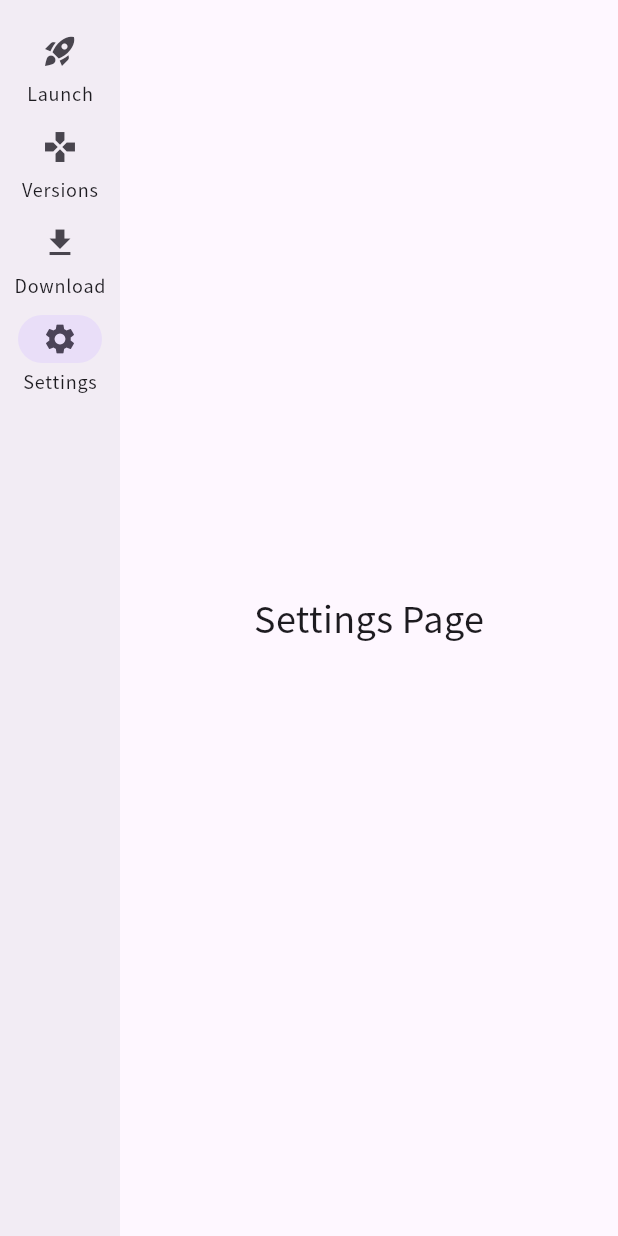
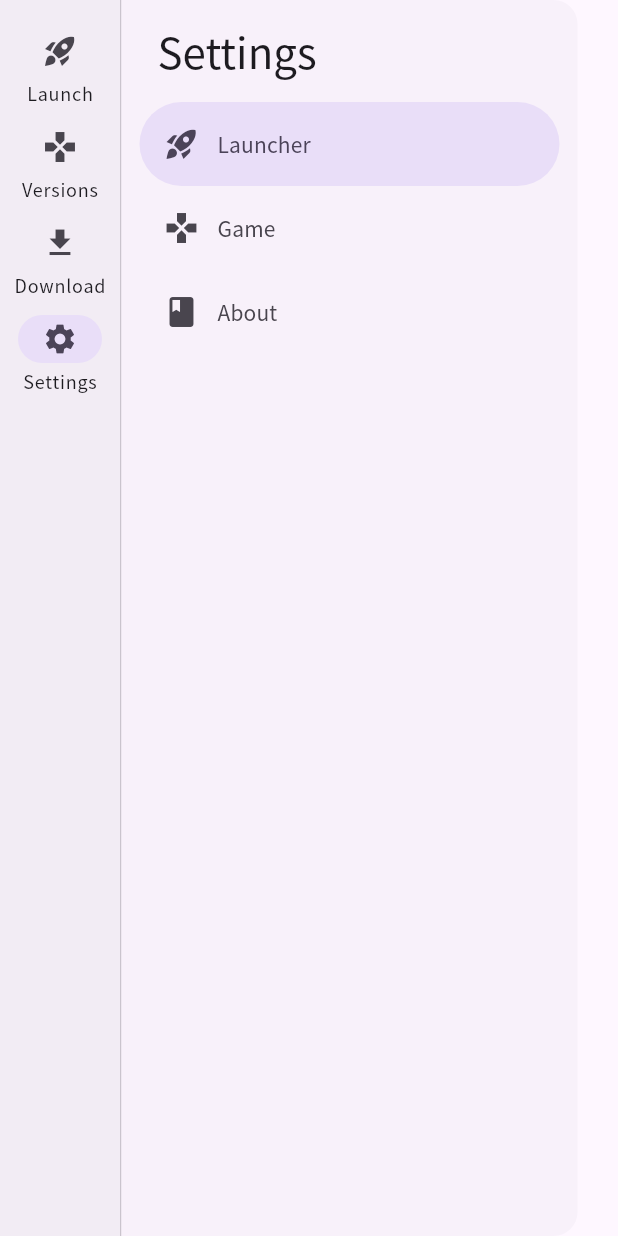
Before and after one commit to liuedg1/FlutterMinecraftLauncher, a Flutter app: the screen it shows after launch, after a tap on "Settings", on a phone screen of 412 x 824 dp. Run offline on Flutter 3.47's test engine with Material 3 defaults, Android fonts, the phone set to English and light mode, and no system bars; our stand-ins replace dio, get_it, package_info_plus; missing offline and left inert: window_manager; network calls fail.

Commit message:
test(settings_page): implemented settings_page.dart and customizable values in settings_page_launcher.dart

```diff
--- a/lib/constants.dart
+++ b/lib/constants.dart
@@ -1,3 +1,4 @@
 const kAppName = 'Flutter Minecraft Launcher';
 const kAppNameAbb = 'FMCL';
 const kDefaultPadding = 16.0;
+const kSupportLanguage = ['zh_CN', 'en_US'];
--- a/lib/main.dart
+++ b/lib/main.dart
@@ -1,5 +1,6 @@
 import 'package:flutter/material.dart';
 import 'package:flutter_minecraft_launcher/constants.dart';
+import 'package:flutter_minecraft_launcher/notifiers/settings_notifier.dart';
 import 'package:flutter_minecraft_launcher/pages/main_page.dart';
 import 'package:package_info_plus/package_info_plus.dart';
 import 'package:provider/provider.dart';
@@ -32,8 +33,11 @@ void main() async {
   });
 
   runApp(
-    ChangeNotifierProvider(
-      create: (_) => ThemeNotifier(),
+    MultiProvider(
+      providers: [
+        ChangeNotifierProvider(create: (context) => ThemeNotifier()),
+        ChangeNotifierProvider(create: (context) => SettingsNotifier()),
+      ],
       child: const FMCLBaseApp(),
     ),
   );
--- /dev/null
+++ b/lib/models/setting_item.dart
@@ -0,0 +1,34 @@
+import 'package:flutter/material.dart';
+import 'package:flutter_minecraft_launcher/models/setting_key.dart';
+
+enum SettingType { boolean, text, dropdown, header, valueOnly }
+
+enum SettingCategory { launcher, game }
+
+/// A class that represents a setting item.
+///
+/// Each setting has a key [key], a name [name], a , a generic default value[defaultValue], and a [SettingCategory] [category].
+///
+/// For settings of type [SettingType.dropdown], a list of [options] must be provided.
+class SettingItem<T> {
+  final SettingKey key;
+  final String name;
+  final T defaultValue;
+  final SettingType type;
+  final SettingCategory category;
+  final IconData? icon;
+  final List<String>? options;
+
+  const SettingItem({
+    required this.key,
+    required this.name,
+    required this.defaultValue,
+    required this.type,
+    required this.category,
+    this.icon,
+    this.options,
+  }) : assert(
+         type != SettingType.dropdown || options != null,
+         'options must be provided when type is SettingType.dropdown',
+       );
+}
--- /dev/null
+++ b/lib/models/setting_key.dart
@@ -0,0 +1,2 @@
+///All settings
+enum SettingKey { language, darkMode, test }
--- /dev/null
+++ b/lib/notifiers/settings_notifier.dart
@@ -0,0 +1,84 @@
+import 'dart:developer' as developer;
+
+import 'package:flutter/foundation.dart';
+import 'package:flutter_minecraft_launcher/constants.dart';
+
+import '../models/setting_item.dart';
+import '../models/setting_key.dart';
+
+class SettingsNotifier extends ChangeNotifier {
+  ///Default value of setting keys
+  final List<SettingItem> _settings = [
+    const SettingItem<String>(
+      key: SettingKey.language,
+      name: 'Language',
+      type: SettingType.dropdown,
+      category: SettingCategory.launcher,
+      options: kSupportLanguage,
+      defaultValue: 'en_US',
+    ),
+
+    const SettingItem<bool>(
+      key: SettingKey.test,
+      name: 'Test Boolean',
+      type: SettingType.boolean,
+      category: SettingCategory.launcher,
+      options: kSupportLanguage,
+      defaultValue: false,
+    ),
+  ];
+
+  List<SettingItem> get settingConfigs => _settings;
+
+  ///Fills the values map with default values from the settings
+  SettingsNotifier() {
+    _values = {for (var item in _settings) item.key: item.defaultValue};
+  }
+
+  ///A map that holds the current, runtime values of all settings
+  late final Map<SettingKey, dynamic> _values;
+
+  ///Get value from map by key
+  T? getCustom<T>(SettingKey key) {
+    final dynamic value = _values[key];
+
+    if (value is T) {
+      return value;
+    } else {
+      developer.log(
+        "Setting key '$key' was expected to be of type '$T', but found value '$value' of type '${value.runtimeType}'!",
+        name: 'SettingsNotifier',
+        level: 900,
+        error: key,
+      );
+
+      return null;
+    }
+  }
+
+  bool getBool(SettingKey key) {
+    return getCustom<bool>(key) ?? false;
+  }
+
+  String getString(SettingKey key) {
+    return getCustom<String>(key) ?? '';
+  }
+
+  int getInt(SettingKey key) {
+    return getCustom<int>(key) ?? 0;
+  }
+
+  double getDouble(SettingKey key) {
+    return getCustom<double>(key) ?? 0.0;
+  }
+
+  void updateSetting<T>(SettingKey key, T newValue) {
+    //Return if same value
+    if (_values[key] == newValue) {
+      return;
+    }
+
+    _values[key] = newValue;
+    notifyListeners();
+  }
+}
--- a/lib/pages/settings/settings_page.dart
+++ b/lib/pages/settings/settings_page.dart
@@ -1,15 +1,93 @@
 import 'package:flutter/material.dart';
+import 'package:flutter_minecraft_launcher/pages/settings/settings_page_about.dart';
+import 'package:flutter_minecraft_launcher/pages/settings/settings_page_game.dart';
+import 'package:flutter_minecraft_launcher/pages/settings/settings_page_launcher.dart';
 
-class SettingsPage extends StatelessWidget {
+import '../../constants.dart';
+import '../../models/navigation_item.dart';
+
+class SettingsPage extends StatefulWidget {
   const SettingsPage({super.key});
 
   @override
+  State<StatefulWidget> createState() => _SettingsPageState();
+}
+
+class _SettingsPageState extends State<SettingsPage> {
+  int _selectedIndex = 0;
+
+  final List<NavigationDrawerItem> _settingsPageSubItems = [
+    const NavigationDrawerItem(
+      page: SettingsPageLauncher(),
+      destination: NavigationDrawerDestination(
+        icon: Icon(Icons.rocket_launch),
+        label: Text('Launcher'),
+      ),
+    ),
+    const NavigationDrawerItem(
+      page: SettingsPageGame(),
+      destination: NavigationDrawerDestination(
+        icon: Icon(Icons.gamepad),
+        label: Text('Game'),
+      ),
+    ),
+    const NavigationDrawerItem(
+      page: SettingsPageAbout(),
+      destination: NavigationDrawerDestination(
+        icon: Icon(Icons.book),
+        label: Text('About'),
+      ),
+    ),
+  ];
+
+  @override
   Widget build(BuildContext context) {
-    return const Center(
-      child: Text(
-        'Settings Page',
-        style: TextStyle(fontSize: 24),
-      ),
+    ThemeData theme = Theme.of(context);
+    return Row(
+      mainAxisAlignment: MainAxisAlignment.start,
+      children: [
+        Container(
+          //Divider()
+          decoration: BoxDecoration(
+            border: Border(
+              left: BorderSide(color: theme.dividerColor.withAlpha(100)),
+            ),
+          ),
+
+          child: NavigationDrawer(
+            selectedIndex: _selectedIndex,
+            onDestinationSelected: (index) {
+              setState(() {
+                _selectedIndex = index;
+              });
+            },
+
+            children: [
+              Padding(
+                //Align Text with Destination
+                padding: const EdgeInsets.fromLTRB(
+                  kDefaultPadding * 1.5,
+                  kDefaultPadding,
+                  kDefaultPadding,
+                  kDefaultPadding,
+                ),
+                child: Text('Settings', style: theme.textTheme.headlineMedium),
+              ),
+
+              //Destinations
+              for (var item in _settingsPageSubItems) item.destination,
+            ],
+          ),
+        ),
+
+        //Display current page
+        Expanded(
+          child: IndexedStack(
+            index: _selectedIndex,
+            children: _settingsPageSubItems.map((item) => item.page).toList(),
+          ),
+        ),
+      ],
     );
   }
 }
--- a/lib/pages/settings/settings_page_launcher.dart
+++ b/lib/pages/settings/settings_page_launcher.dart
@@ -1,16 +1,56 @@
 import 'package:flutter/material.dart';
+import 'package:flutter_minecraft_launcher/widgets/settings_tile.dart';
+import 'package:provider/provider.dart';
 
-class SettingsPageLauncher extends StatefulWidget {
+import '../../constants.dart';
+import '../../models/setting_item.dart';
+import '../../notifiers/settings_notifier.dart';
+
+class SettingsPageLauncher extends StatelessWidget {
   const SettingsPageLauncher({super.key});
 
   @override
-  State<SettingsPageLauncher> createState() => _SettingsPageLauncherState();
-}
+  Widget build(BuildContext context) {
+    final settingsNotifier = context.read<SettingsNotifier>();
+    final copiedAllSettings = settingsNotifier.settingConfigs;
 
-class _SettingsPageLauncherState extends State<SettingsPageLauncher> {
-  @override
-  Widget build(BuildContext context) {
-    // TODO: implement build
-    return Text("Launcher");
+    ///We just need launcher type item here
+    final launcherSettingsList = copiedAllSettings
+        .where((item) => item.category == SettingCategory.launcher)
+        .toList();
+
+    return Padding(
+      padding: const EdgeInsets.symmetric(horizontal: kDefaultPadding),
+
+      child: Column(
+        crossAxisAlignment: CrossAxisAlignment.start,
+
+        children: [
+          Padding(
+            padding: const EdgeInsets.only(
+              left: kDefaultPadding,
+              top: kDefaultPadding,
+              bottom: kDefaultPadding,
+            ),
+            child: Text(
+              'Launcher Settings',
+              style: Theme.of(context).textTheme.headlineMedium,
+            ),
+          ),
+
+          /// Use Expanded to occupy all remaining vertical space.
+          Expanded(
+            child: ListView.builder(
+              itemCount: launcherSettingsList.length,
+              itemBuilder: (BuildContext context, int index) {
+                final item = launcherSettingsList[index];
+
+                return SettingTile(item: item);
+              },
+            ),
+          ),
+        ],
+      ),
+    );
   }
 }
--- /dev/null
+++ b/lib/widgets/settings_tile.dart
@@ -0,0 +1,40 @@
+import 'package:flutter/material.dart';
+import 'package:provider/provider.dart';
+
+import '../models/setting_item.dart';
+import '../notifiers/settings_notifier.dart';
+
+///Unified UI implementation of settings item
+class SettingTile extends StatelessWidget {
+  final SettingItem item;
+
+  const SettingTile({super.key, required this.item});
+
+  @override
+  Widget build(BuildContext context) {
+    final settingsNotifier = context.read<SettingsNotifier>();
+
+    switch (item.type) {
+      case SettingType.boolean:
+        return SwitchListTile(
+          title: Text(item.name),
+          value: context.watch<SettingsNotifier>().getBool(item.key),
+          onChanged: (newValue) {
+            settingsNotifier.updateSetting<bool>(item.key, newValue);
+          },
+        );
+
+      case SettingType.dropdown:
+        return ListTile(title: Text('${item.name} Dropdown(not implemented)'));
+
+      case SettingType.text:
+        return ListTile(title: Text('${item.name} Text(not implemented)'));
+
+      case SettingType.header:
+        return ListTile(title: Text('${item.name} Header(not implemented)'));
+
+      default:
+        return const SizedBox.shrink();
+    }
+  }
+}
```
